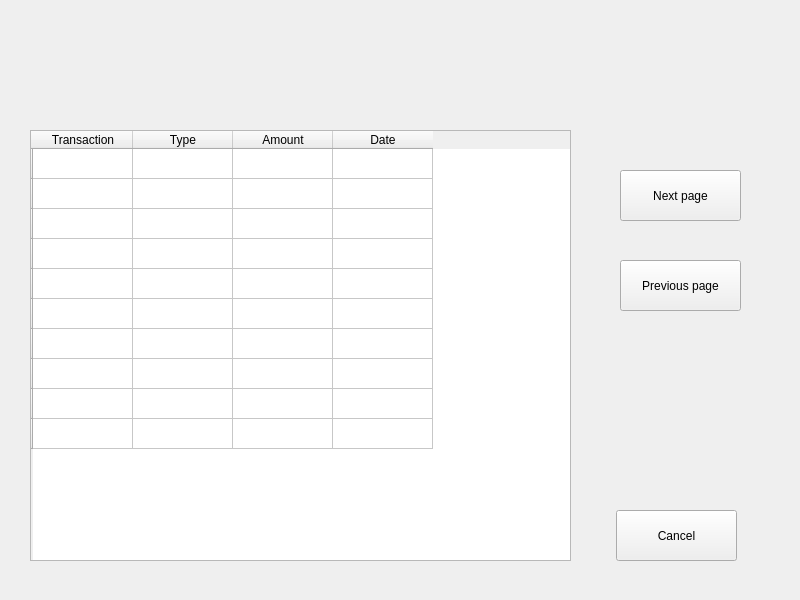
This is frontend/accounttransactions.ui in 22kmo-project/group_14 as Qt 5 draws it before an edit. The edited form follows.
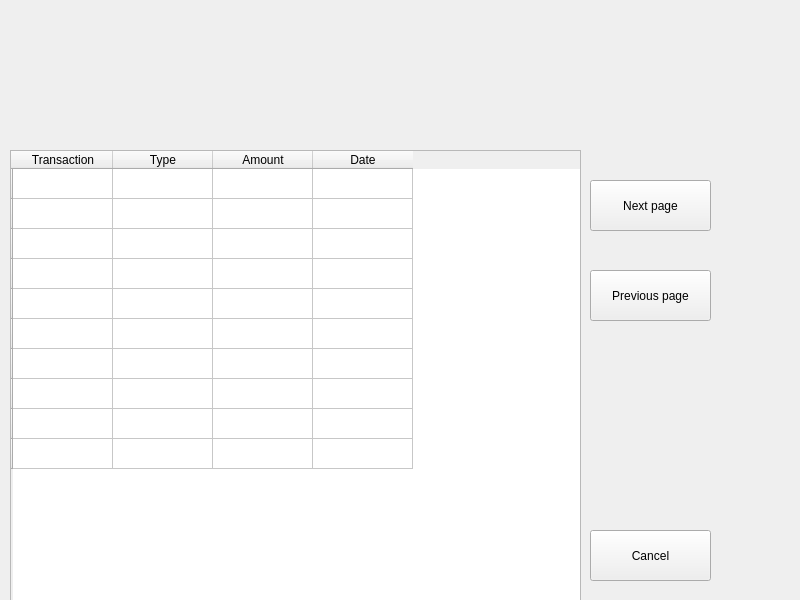
This is the edited form.

Patch:
```diff
--- a/frontend/accounttransactions.ui
+++ b/frontend/accounttransactions.ui
@@ -18,18 +18,21 @@
     <rect>
      <x>-10</x>
      <y>0</y>
-     <width>801</width>
-     <height>601</height>
+     <width>800</width>
+     <height>600</height>
     </rect>
    </property>
+   <property name="currentIndex">
+    <number>1</number>
+   </property>
    <widget class="QWidget" name="page">
     <widget class="QTableWidget" name="tableWidget">
      <property name="geometry">
       <rect>
-       <x>40</x>
+       <x>20</x>
        <y>130</y>
-       <width>541</width>
-       <height>431</height>
+       <width>571</width>
+       <height>471</height>
       </rect>
      </property>
      <row>
@@ -106,7 +109,7 @@
     <widget class="QPushButton" name="pushButton">
      <property name="geometry">
       <rect>
-       <x>630</x>
+       <x>600</x>
        <y>170</y>
        <width>121</width>
        <height>51</height>
@@ -119,7 +122,7 @@
     <widget class="QPushButton" name="pushButton_2">
      <property name="geometry">
       <rect>
-       <x>630</x>
+       <x>600</x>
        <y>260</y>
        <width>121</width>
        <height>51</height>
@@ -132,7 +135,7 @@
     <widget class="QPushButton" name="pushButton_3">
      <property name="geometry">
       <rect>
-       <x>626</x>
+       <x>600</x>
        <y>510</y>
        <width>121</width>
        <height>51</height>
@@ -141,6 +144,140 @@
      <property name="text">
       <string>Cancel</string>
      </property>
+    </widget>
+    <widget class="QLabel" name="label">
+     <property name="geometry">
+      <rect>
+       <x>40</x>
+       <y>90</y>
+       <width>321</width>
+       <height>41</height>
+      </rect>
+     </property>
+     <property name="text">
+      <string>Käyttäjän nimi tähän</string>
+     </property>
+    </widget>
+   </widget>
+   <widget class="QWidget" name="page_2">
+    <widget class="QPushButton" name="pushButton_10">
+     <property name="geometry">
+      <rect>
+       <x>600</x>
+       <y>530</y>
+       <width>121</width>
+       <height>51</height>
+      </rect>
+     </property>
+     <property name="text">
+      <string>Cancel</string>
+     </property>
+    </widget>
+    <widget class="QPushButton" name="pushButton_8">
+     <property name="geometry">
+      <rect>
+       <x>600</x>
+       <y>270</y>
+       <width>121</width>
+       <height>51</height>
+      </rect>
+     </property>
+     <property name="text">
+      <string>Previous page</string>
+     </property>
+    </widget>
+    <widget class="QPushButton" name="pushButton_9">
+     <property name="geometry">
+      <rect>
+       <x>600</x>
+       <y>180</y>
+       <width>121</width>
+       <height>51</height>
+      </rect>
+     </property>
+     <property name="text">
+      <string>Next page</string>
+     </property>
+    </widget>
+    <widget class="QTableWidget" name="tableWidget_2">
+     <property name="geometry">
+      <rect>
+       <x>20</x>
+       <y>150</y>
+       <width>571</width>
+       <height>451</height>
+      </rect>
+     </property>
+     <row>
+      <property name="text">
+       <string/>
+      </property>
+     </row>
+     <row>
+      <property name="text">
+       <string/>
+      </property>
+     </row>
+     <row>
+      <property name="text">
+       <string/>
+      </property>
+     </row>
+     <row>
+      <property name="text">
+       <string/>
+      </property>
+     </row>
+     <row>
+      <property name="text">
+       <string/>
+      </property>
+     </row>
+     <row>
+      <property name="text">
+       <string/>
+      </property>
+     </row>
+     <row>
+      <property name="text">
+       <string/>
+      </property>
+     </row>
+     <row>
+      <property name="text">
+       <string/>
+      </property>
+     </row>
+     <row>
+      <property name="text">
+       <string/>
+      </property>
+     </row>
+     <row>
+      <property name="text">
+       <string/>
+      </property>
+     </row>
+     <column>
+      <property name="text">
+       <string>Transaction</string>
+      </property>
+     </column>
+     <column>
+      <property name="text">
+       <string>Type</string>
+      </property>
+     </column>
+     <column>
+      <property name="text">
+       <string>Amount</string>
+      </property>
+     </column>
+     <column>
+      <property name="text">
+       <string>Date</string>
+      </property>
+     </column>
     </widget>
    </widget>
   </widget>
```
Left out of the diff: 6 changed lines with no effect on the pictures.
